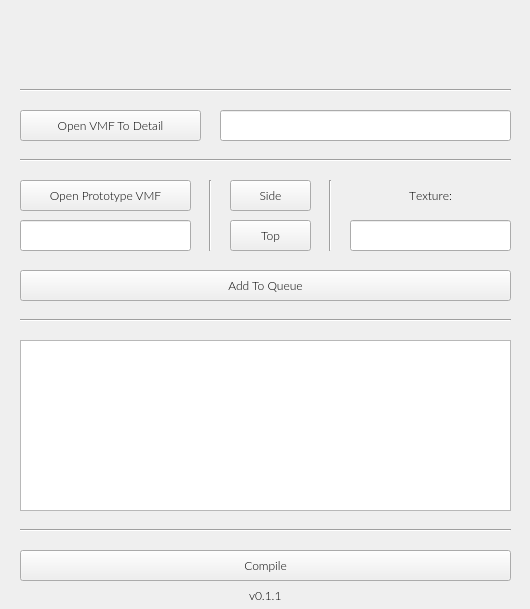
Before: the Qt Designer form gui.ui in Gerb-24/Element-Detailer, drawn with Qt 5.
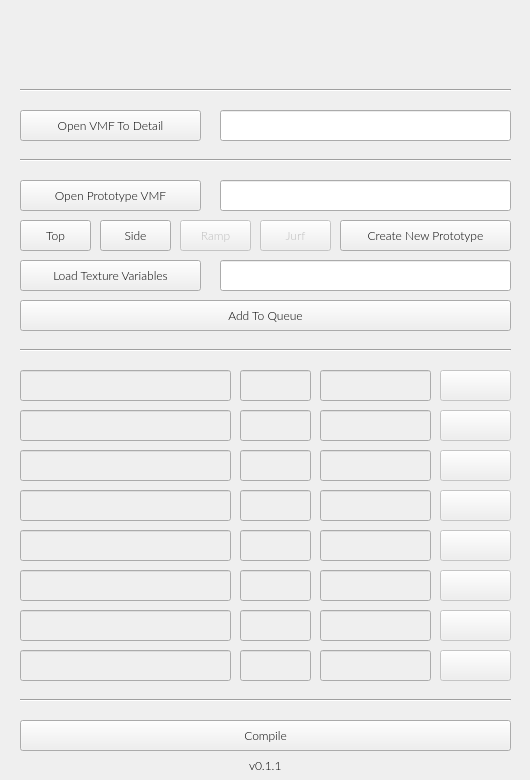
After: the same form once the commit is applied. Icons and pictures are not drawn.

```diff
--- a/gui.ui
+++ b/gui.ui
@@ -7,7 +7,7 @@
     <x>0</x>
     <y>0</y>
     <width>530</width>
-    <height>609</height>
+    <height>780</height>
    </rect>
   </property>
   <property name="font">
@@ -72,7 +72,7 @@
    <property name="geometry">
     <rect>
      <x>20</x>
-     <y>270</y>
+     <y>300</y>
      <width>491</width>
      <height>31</height>
     </rect>
@@ -169,7 +169,7 @@
     <rect>
      <x>20</x>
      <y>180</y>
-     <width>171</width>
+     <width>181</width>
      <height>31</height>
     </rect>
    </property>
@@ -186,9 +186,9 @@
   <widget class="QLineEdit" name="prototypeLe">
    <property name="geometry">
     <rect>
-     <x>20</x>
-     <y>220</y>
-     <width>171</width>
+     <x>220</x>
+     <y>180</y>
+     <width>291</width>
      <height>31</height>
     </rect>
    </property>
@@ -205,25 +205,12 @@
     <bool>true</bool>
    </property>
   </widget>
-  <widget class="Line" name="line">
-   <property name="geometry">
-    <rect>
-     <x>200</x>
-     <y>180</y>
-     <width>21</width>
-     <height>71</height>
-    </rect>
-   </property>
-   <property name="orientation">
-    <enum>Qt::Vertical</enum>
-   </property>
-  </widget>
   <widget class="QLineEdit" name="textureLe">
    <property name="geometry">
     <rect>
-     <x>350</x>
-     <y>220</y>
-     <width>161</width>
+     <x>220</x>
+     <y>260</y>
+     <width>291</width>
      <height>31</height>
     </rect>
    </property>
@@ -240,9 +227,9 @@
   <widget class="QPushButton" name="topBtn">
    <property name="geometry">
     <rect>
-     <x>230</x>
+     <x>20</x>
      <y>220</y>
-     <width>81</width>
+     <width>71</width>
      <height>31</height>
     </rect>
    </property>
@@ -256,48 +243,12 @@
     <string>Top</string>
    </property>
   </widget>
-  <widget class="Line" name="line_4">
-   <property name="geometry">
-    <rect>
-     <x>320</x>
-     <y>180</y>
-     <width>21</width>
-     <height>71</height>
-    </rect>
-   </property>
-   <property name="orientation">
-    <enum>Qt::Vertical</enum>
-   </property>
-  </widget>
-  <widget class="QLabel" name="textureLbl">
-   <property name="geometry">
-    <rect>
-     <x>350</x>
-     <y>180</y>
-     <width>161</width>
-     <height>31</height>
-    </rect>
-   </property>
-   <property name="font">
-    <font>
-     <family>Lato Light</family>
-     <pointsize>9</pointsize>
-     <kerning>false</kerning>
-    </font>
-   </property>
-   <property name="text">
-    <string>Texture:</string>
-   </property>
-   <property name="alignment">
-    <set>Qt::AlignCenter</set>
-   </property>
-  </widget>
   <widget class="QPushButton" name="sideBtn">
    <property name="geometry">
     <rect>
-     <x>230</x>
-     <y>180</y>
-     <width>81</width>
+     <x>100</x>
+     <y>220</y>
+     <width>71</width>
      <height>31</height>
     </rect>
    </property>
@@ -334,7 +285,7 @@
    <property name="geometry">
     <rect>
      <x>20</x>
-     <y>310</y>
+     <y>340</y>
      <width>491</width>
      <height>21</height>
     </rect>
@@ -353,7 +304,7 @@
    <property name="geometry">
     <rect>
      <x>20</x>
-     <y>520</y>
+     <y>690</y>
      <width>491</width>
      <height>21</height>
     </rect>
@@ -372,7 +323,7 @@
    <property name="geometry">
     <rect>
      <x>20</x>
-     <y>550</y>
+     <y>720</y>
      <width>491</width>
      <height>31</height>
     </rect>
@@ -388,21 +339,11 @@
     <string>Compile</string>
    </property>
   </widget>
-  <widget class="QListWidget" name="elementList">
-   <property name="geometry">
-    <rect>
-     <x>20</x>
-     <y>340</y>
-     <width>491</width>
-     <height>171</height>
-    </rect>
-   </property>
-  </widget>
   <widget class="QWidget" name="horizontalLayoutWidget_2">
    <property name="geometry">
     <rect>
      <x>0</x>
-     <y>580</y>
+     <y>750</y>
      <width>531</width>
      <height>31</height>
     </rect>
@@ -443,6 +384,872 @@
     </item>
    </layout>
   </widget>
+  <widget class="QPushButton" name="rampBtn">
+   <property name="enabled">
+    <bool>false</bool>
+   </property>
+   <property name="geometry">
+    <rect>
+     <x>180</x>
+     <y>220</y>
+     <width>71</width>
+     <height>31</height>
+    </rect>
+   </property>
+   <property name="font">
+    <font>
+     <family>Lato Light</family>
+     <pointsize>9</pointsize>
+    </font>
+   </property>
+   <property name="text">
+    <string>Ramp</string>
+   </property>
+  </widget>
+  <widget class="QPushButton" name="jurfBtn">
+   <property name="enabled">
+    <bool>false</bool>
+   </property>
+   <property name="geometry">
+    <rect>
+     <x>260</x>
+     <y>220</y>
+     <width>71</width>
+     <height>31</height>
+    </rect>
+   </property>
+   <property name="font">
+    <font>
+     <family>Lato Light</family>
+     <pointsize>9</pointsize>
+    </font>
+   </property>
+   <property name="text">
+    <string>Jurf</string>
+   </property>
+  </widget>
+  <widget class="QPushButton" name="newPrototypeBtn">
+   <property name="geometry">
+    <rect>
+     <x>340</x>
+     <y>220</y>
+     <width>171</width>
+     <height>31</height>
+    </rect>
+   </property>
+   <property name="font">
+    <font>
+     <family>Lato Light</family>
+     <pointsize>9</pointsize>
+    </font>
+   </property>
+   <property name="text">
+    <string>Create New Prototype</string>
+   </property>
+  </widget>
+  <widget class="QPushButton" name="loadTexVarBtn">
+   <property name="geometry">
+    <rect>
+     <x>20</x>
+     <y>260</y>
+     <width>181</width>
+     <height>31</height>
+    </rect>
+   </property>
+   <property name="font">
+    <font>
+     <family>Lato Light</family>
+     <pointsize>9</pointsize>
+    </font>
+   </property>
+   <property name="text">
+    <string>Load Texture Variables</string>
+   </property>
+  </widget>
+  <widget class="QPushButton" name="removeBtn_1">
+   <property name="enabled">
+    <bool>false</bool>
+   </property>
+   <property name="geometry">
+    <rect>
+     <x>440</x>
+     <y>370</y>
+     <width>71</width>
+     <height>31</height>
+    </rect>
+   </property>
+   <property name="font">
+    <font>
+     <family>Lato Light</family>
+     <pointsize>9</pointsize>
+     <kerning>true</kerning>
+    </font>
+   </property>
+   <property name="text">
+    <string/>
+   </property>
+  </widget>
+  <widget class="QLineEdit" name="prototypeLe_1">
+   <property name="enabled">
+    <bool>false</bool>
+   </property>
+   <property name="geometry">
+    <rect>
+     <x>20</x>
+     <y>370</y>
+     <width>211</width>
+     <height>31</height>
+    </rect>
+   </property>
+   <property name="font">
+    <font>
+     <family>Lato Light</family>
+     <pointsize>9</pointsize>
+    </font>
+   </property>
+   <property name="alignment">
+    <set>Qt::AlignCenter</set>
+   </property>
+   <property name="readOnly">
+    <bool>true</bool>
+   </property>
+  </widget>
+  <widget class="QLineEdit" name="textureLe_1">
+   <property name="enabled">
+    <bool>false</bool>
+   </property>
+   <property name="geometry">
+    <rect>
+     <x>320</x>
+     <y>370</y>
+     <width>111</width>
+     <height>31</height>
+    </rect>
+   </property>
+   <property name="font">
+    <font>
+     <family>Lato Light</family>
+     <pointsize>9</pointsize>
+    </font>
+   </property>
+   <property name="alignment">
+    <set>Qt::AlignCenter</set>
+   </property>
+   <property name="readOnly">
+    <bool>true</bool>
+   </property>
+  </widget>
+  <widget class="QLineEdit" name="prototypeLe_2">
+   <property name="enabled">
+    <bool>false</bool>
+   </property>
+   <property name="geometry">
+    <rect>
+     <x>20</x>
+     <y>410</y>
+     <width>211</width>
+     <height>31</height>
+    </rect>
+   </property>
+   <property name="font">
+    <font>
+     <family>Lato Light</family>
+     <pointsize>9</pointsize>
+    </font>
+   </property>
+   <property name="alignment">
+    <set>Qt::AlignCenter</set>
+   </property>
+   <property name="readOnly">
+    <bool>true</bool>
+   </property>
+  </widget>
+  <widget class="QLineEdit" name="textureLe_2">
+   <property name="enabled">
+    <bool>false</bool>
+   </property>
+   <property name="geometry">
+    <rect>
+     <x>320</x>
+     <y>410</y>
+     <width>111</width>
+     <height>31</height>
+    </rect>
+   </property>
+   <property name="font">
+    <font>
+     <family>Lato Light</family>
+     <pointsize>9</pointsize>
+    </font>
+   </property>
+   <property name="alignment">
+    <set>Qt::AlignCenter</set>
+   </property>
+   <property name="readOnly">
+    <bool>true</bool>
+   </property>
+  </widget>
+  <widget class="QPushButton" name="removeBtn_2">
+   <property name="enabled">
+    <bool>false</bool>
+   </property>
+   <property name="geometry">
+    <rect>
+     <x>440</x>
+     <y>410</y>
+     <width>71</width>
+     <height>31</height>
+    </rect>
+   </property>
+   <property name="font">
+    <font>
+     <family>Lato Light</family>
+     <pointsize>9</pointsize>
+     <kerning>true</kerning>
+    </font>
+   </property>
+   <property name="text">
+    <string/>
+   </property>
+  </widget>
+  <widget class="QPushButton" name="removeBtn_3">
+   <property name="enabled">
+    <bool>false</bool>
+   </property>
+   <property name="geometry">
+    <rect>
+     <x>440</x>
+     <y>450</y>
+     <width>71</width>
+     <height>31</height>
+    </rect>
+   </property>
+   <property name="font">
+    <font>
+     <family>Lato Light</family>
+     <pointsize>9</pointsize>
+     <kerning>true</kerning>
+    </font>
+   </property>
+   <property name="text">
+    <string/>
+   </property>
+  </widget>
+  <widget class="QLineEdit" name="prototypeLe_3">
+   <property name="enabled">
+    <bool>false</bool>
+   </property>
+   <property name="geometry">
+    <rect>
+     <x>20</x>
+     <y>450</y>
+     <width>211</width>
+     <height>31</height>
+    </rect>
+   </property>
+   <property name="font">
+    <font>
+     <family>Lato Light</family>
+     <pointsize>9</pointsize>
+    </font>
+   </property>
+   <property name="alignment">
+    <set>Qt::AlignCenter</set>
+   </property>
+   <property name="readOnly">
+    <bool>true</bool>
+   </property>
+  </widget>
+  <widget class="QLineEdit" name="textureLe_3">
+   <property name="enabled">
+    <bool>false</bool>
+   </property>
+   <property name="geometry">
+    <rect>
+     <x>320</x>
+     <y>450</y>
+     <width>111</width>
+     <height>31</height>
+    </rect>
+   </property>
+   <property name="font">
+    <font>
+     <family>Lato Light</family>
+     <pointsize>9</pointsize>
+    </font>
+   </property>
+   <property name="alignment">
+    <set>Qt::AlignCenter</set>
+   </property>
+   <property name="readOnly">
+    <bool>true</bool>
+   </property>
+  </widget>
+  <widget class="QLineEdit" name="prototypeLe_4">
+   <property name="enabled">
+    <bool>false</bool>
+   </property>
+   <property name="geometry">
+    <rect>
+     <x>20</x>
+     <y>490</y>
+     <width>211</width>
+     <height>31</height>
+    </rect>
+   </property>
+   <property name="font">
+    <font>
+     <family>Lato Light</family>
+     <pointsize>9</pointsize>
+    </font>
+   </property>
+   <property name="alignment">
+    <set>Qt::AlignCenter</set>
+   </property>
+   <property name="readOnly">
+    <bool>true</bool>
+   </property>
+  </widget>
+  <widget class="QLineEdit" name="textureLe_4">
+   <property name="enabled">
+    <bool>false</bool>
+   </property>
+   <property name="geometry">
+    <rect>
+     <x>320</x>
+     <y>490</y>
+     <width>111</width>
+     <height>31</height>
+    </rect>
+   </property>
+   <property name="font">
+    <font>
+     <family>Lato Light</family>
+     <pointsize>9</pointsize>
+    </font>
+   </property>
+   <property name="alignment">
+    <set>Qt::AlignCenter</set>
+   </property>
+   <property name="readOnly">
+    <bool>true</bool>
+   </property>
+  </widget>
+  <widget class="QPushButton" name="removeBtn_4">
+   <property name="enabled">
+    <bool>false</bool>
+   </property>
+   <property name="geometry">
+    <rect>
+     <x>440</x>
+     <y>490</y>
+     <width>71</width>
+     <height>31</height>
+    </rect>
+   </property>
+   <property name="font">
+    <font>
+     <family>Lato Light</family>
+     <pointsize>9</pointsize>
+     <kerning>true</kerning>
+    </font>
+   </property>
+   <property name="text">
+    <string/>
+   </property>
+  </widget>
+  <widget class="QLineEdit" name="textureLe_5">
+   <property name="enabled">
+    <bool>false</bool>
+   </property>
+   <property name="geometry">
+    <rect>
+     <x>320</x>
+     <y>530</y>
+     <width>111</width>
+     <height>31</height>
+    </rect>
+   </property>
+   <property name="font">
+    <font>
+     <family>Lato Light</family>
+     <pointsize>9</pointsize>
+    </font>
+   </property>
+   <property name="alignment">
+    <set>Qt::AlignCenter</set>
+   </property>
+   <property name="readOnly">
+    <bool>true</bool>
+   </property>
+  </widget>
+  <widget class="QLineEdit" name="prototypeLe_5">
+   <property name="enabled">
+    <bool>false</bool>
+   </property>
+   <property name="geometry">
+    <rect>
+     <x>20</x>
+     <y>530</y>
+     <width>211</width>
+     <height>31</height>
+    </rect>
+   </property>
+   <property name="font">
+    <font>
+     <family>Lato Light</family>
+     <pointsize>9</pointsize>
+    </font>
+   </property>
+   <property name="alignment">
+    <set>Qt::AlignCenter</set>
+   </property>
+   <property name="readOnly">
+    <bool>true</bool>
+   </property>
+  </widget>
+  <widget class="QPushButton" name="removeBtn_5">
+   <property name="enabled">
+    <bool>false</bool>
+   </property>
+   <property name="geometry">
+    <rect>
+     <x>440</x>
+     <y>530</y>
+     <width>71</width>
+     <height>31</height>
+    </rect>
+   </property>
+   <property name="font">
+    <font>
+     <family>Lato Light</family>
+     <pointsize>9</pointsize>
+     <kerning>true</kerning>
+    </font>
+   </property>
+   <property name="text">
+    <string/>
+   </property>
+  </widget>
+  <widget class="QLineEdit" name="prototypeLe_6">
+   <property name="enabled">
+    <bool>false</bool>
+   </property>
+   <property name="geometry">
+    <rect>
+     <x>20</x>
+     <y>570</y>
+     <width>211</width>
+     <height>31</height>
+    </rect>
+   </property>
+   <property name="font">
+    <font>
+     <family>Lato Light</family>
+     <pointsize>9</pointsize>
+    </font>
+   </property>
+   <property name="alignment">
+    <set>Qt::AlignCenter</set>
+   </property>
+   <property name="readOnly">
+    <bool>true</bool>
+   </property>
+  </widget>
+  <widget class="QPushButton" name="removeBtn_6">
+   <property name="enabled">
+    <bool>false</bool>
+   </property>
+   <property name="geometry">
+    <rect>
+     <x>440</x>
+     <y>570</y>
+     <width>71</width>
+     <height>31</height>
+    </rect>
+   </property>
+   <property name="font">
+    <font>
+     <family>Lato Light</family>
+     <pointsize>9</pointsize>
+     <kerning>true</kerning>
+    </font>
+   </property>
+   <property name="text">
+    <string/>
+   </property>
+  </widget>
+  <widget class="QLineEdit" name="textureLe_6">
+   <property name="enabled">
+    <bool>false</bool>
+   </property>
+   <property name="geometry">
+    <rect>
+     <x>320</x>
+     <y>570</y>
+     <width>111</width>
+     <height>31</height>
+    </rect>
+   </property>
+   <property name="font">
+    <font>
+     <family>Lato Light</family>
+     <pointsize>9</pointsize>
+    </font>
+   </property>
+   <property name="alignment">
+    <set>Qt::AlignCenter</set>
+   </property>
+   <property name="readOnly">
+    <bool>true</bool>
+   </property>
+  </widget>
+  <widget class="QLineEdit" name="textureLe_7">
+   <property name="enabled">
+    <bool>false</bool>
+   </property>
+   <property name="geometry">
+    <rect>
+     <x>320</x>
+     <y>610</y>
+     <width>111</width>
+     <height>31</height>
+    </rect>
+   </property>
+   <property name="font">
+    <font>
+     <family>Lato Light</family>
+     <pointsize>9</pointsize>
+    </font>
+   </property>
+   <property name="alignment">
+    <set>Qt::AlignCenter</set>
+   </property>
+   <property name="readOnly">
+    <bool>true</bool>
+   </property>
+  </widget>
+  <widget class="QPushButton" name="removeBtn_7">
+   <property name="enabled">
+    <bool>false</bool>
+   </property>
+   <property name="geometry">
+    <rect>
+     <x>440</x>
+     <y>610</y>
+     <width>71</width>
+     <height>31</height>
+    </rect>
+   </property>
+   <property name="font">
+    <font>
+     <family>Lato Light</family>
+     <pointsize>9</pointsize>
+     <kerning>true</kerning>
+    </font>
+   </property>
+   <property name="text">
+    <string/>
+   </property>
+  </widget>
+  <widget class="QLineEdit" name="prototypeLe_7">
+   <property name="enabled">
+    <bool>false</bool>
+   </property>
+   <property name="geometry">
+    <rect>
+     <x>20</x>
+     <y>610</y>
+     <width>211</width>
+     <height>31</height>
+    </rect>
+   </property>
+   <property name="font">
+    <font>
+     <family>Lato Light</family>
+     <pointsize>9</pointsize>
+    </font>
+   </property>
+   <property name="alignment">
+    <set>Qt::AlignCenter</set>
+   </property>
+   <property name="readOnly">
+    <bool>true</bool>
+   </property>
+  </widget>
+  <widget class="QLineEdit" name="prototypeLe_8">
+   <property name="enabled">
+    <bool>false</bool>
+   </property>
+   <property name="geometry">
+    <rect>
+     <x>20</x>
+     <y>650</y>
+     <width>211</width>
+     <height>31</height>
+    </rect>
+   </property>
+   <property name="font">
+    <font>
+     <family>Lato Light</family>
+     <pointsize>9</pointsize>
+    </font>
+   </property>
+   <property name="alignment">
+    <set>Qt::AlignCenter</set>
+   </property>
+   <property name="readOnly">
+    <bool>true</bool>
+   </property>
+  </widget>
+  <widget class="QPushButton" name="removeBtn_8">
+   <property name="enabled">
+    <bool>false</bool>
+   </property>
+   <property name="geometry">
+    <rect>
+     <x>440</x>
+     <y>650</y>
+     <width>71</width>
+     <height>31</height>
+    </rect>
+   </property>
+   <property name="font">
+    <font>
+     <family>Lato Light</family>
+     <pointsize>9</pointsize>
+     <kerning>true</kerning>
+    </font>
+   </property>
+   <property name="text">
+    <string/>
+   </property>
+  </widget>
+  <widget class="QLineEdit" name="textureLe_8">
+   <property name="enabled">
+    <bool>false</bool>
+   </property>
+   <property name="geometry">
+    <rect>
+     <x>320</x>
+     <y>650</y>
+     <width>111</width>
+     <height>31</height>
+    </rect>
+   </property>
+   <property name="font">
+    <font>
+     <family>Lato Light</family>
+     <pointsize>9</pointsize>
+    </font>
+   </property>
+   <property name="alignment">
+    <set>Qt::AlignCenter</set>
+   </property>
+   <property name="readOnly">
+    <bool>true</bool>
+   </property>
+  </widget>
+  <widget class="QLineEdit" name="methodLe_1">
+   <property name="enabled">
+    <bool>false</bool>
+   </property>
+   <property name="geometry">
+    <rect>
+     <x>240</x>
+     <y>370</y>
+     <width>71</width>
+     <height>31</height>
+    </rect>
+   </property>
+   <property name="font">
+    <font>
+     <family>Lato Light</family>
+     <pointsize>9</pointsize>
+    </font>
+   </property>
+   <property name="alignment">
+    <set>Qt::AlignCenter</set>
+   </property>
+   <property name="readOnly">
+    <bool>true</bool>
+   </property>
+  </widget>
+  <widget class="QLineEdit" name="methodLe_2">
+   <property name="enabled">
+    <bool>false</bool>
+   </property>
+   <property name="geometry">
+    <rect>
+     <x>240</x>
+     <y>410</y>
+     <width>71</width>
+     <height>31</height>
+    </rect>
+   </property>
+   <property name="font">
+    <font>
+     <family>Lato Light</family>
+     <pointsize>9</pointsize>
+    </font>
+   </property>
+   <property name="alignment">
+    <set>Qt::AlignCenter</set>
+   </property>
+   <property name="readOnly">
+    <bool>true</bool>
+   </property>
+  </widget>
+  <widget class="QLineEdit" name="methodLe_3">
+   <property name="enabled">
+    <bool>false</bool>
+   </property>
+   <property name="geometry">
+    <rect>
+     <x>240</x>
+     <y>450</y>
+     <width>71</width>
+     <height>31</height>
+    </rect>
+   </property>
+   <property name="font">
+    <font>
+     <family>Lato Light</family>
+     <pointsize>9</pointsize>
+    </font>
+   </property>
+   <property name="alignment">
+    <set>Qt::AlignCenter</set>
+   </property>
+   <property name="readOnly">
+    <bool>true</bool>
+   </property>
+  </widget>
+  <widget class="QLineEdit" name="methodLe_4">
+   <property name="enabled">
+    <bool>false</bool>
+   </property>
+   <property name="geometry">
+    <rect>
+     <x>240</x>
+     <y>490</y>
+     <width>71</width>
+     <height>31</height>
+    </rect>
+   </property>
+   <property name="font">
+    <font>
+     <family>Lato Light</family>
+     <pointsize>9</pointsize>
+    </font>
+   </property>
+   <property name="alignment">
+    <set>Qt::AlignCenter</set>
+   </property>
+   <property name="readOnly">
+    <bool>true</bool>
+   </property>
+  </widget>
+  <widget class="QLineEdit" name="methodLe_5">
+   <property name="enabled">
+    <bool>false</bool>
+   </property>
+   <property name="geometry">
+    <rect>
+     <x>240</x>
+     <y>530</y>
+     <width>71</width>
+     <height>31</height>
+    </rect>
+   </property>
+   <property name="font">
+    <font>
+     <family>Lato Light</family>
+     <pointsize>9</pointsize>
+    </font>
+   </property>
+   <property name="alignment">
+    <set>Qt::AlignCenter</set>
+   </property>
+   <property name="readOnly">
+    <bool>true</bool>
+   </property>
+  </widget>
+  <widget class="QLineEdit" name="methodLe_6">
+   <property name="enabled">
+    <bool>false</bool>
+   </property>
+   <property name="geometry">
+    <rect>
+     <x>240</x>
+     <y>570</y>
+     <width>71</width>
+     <height>31</height>
+    </rect>
+   </property>
+   <property name="font">
+    <font>
+     <family>Lato Light</family>
+     <pointsize>9</pointsize>
+    </font>
+   </property>
+   <property name="alignment">
+    <set>Qt::AlignCenter</set>
+   </property>
+   <property name="readOnly">
+    <bool>true</bool>
+   </property>
+  </widget>
+  <widget class="QLineEdit" name="methodLe_7">
+   <property name="enabled">
+    <bool>false</bool>
+   </property>
+   <property name="geometry">
+    <rect>
+     <x>240</x>
+     <y>610</y>
+     <width>71</width>
+     <height>31</height>
+    </rect>
+   </property>
+   <property name="font">
+    <font>
+     <family>Lato Light</family>
+     <pointsize>9</pointsize>
+    </font>
+   </property>
+   <property name="alignment">
+    <set>Qt::AlignCenter</set>
+   </property>
+   <property name="readOnly">
+    <bool>true</bool>
+   </property>
+  </widget>
+  <widget class="QLineEdit" name="methodLe_8">
+   <property name="enabled">
+    <bool>false</bool>
+   </property>
+   <property name="geometry">
+    <rect>
+     <x>240</x>
+     <y>650</y>
+     <width>71</width>
+     <height>31</height>
+    </rect>
+   </property>
+   <property name="font">
+    <font>
+     <family>Lato Light</family>
+     <pointsize>9</pointsize>
+    </font>
+   </property>
+   <property name="alignment">
+    <set>Qt::AlignCenter</set>
+   </property>
+   <property name="readOnly">
+    <bool>true</bool>
+   </property>
+  </widget>
  </widget>
  <resources/>
  <connections/>
```
